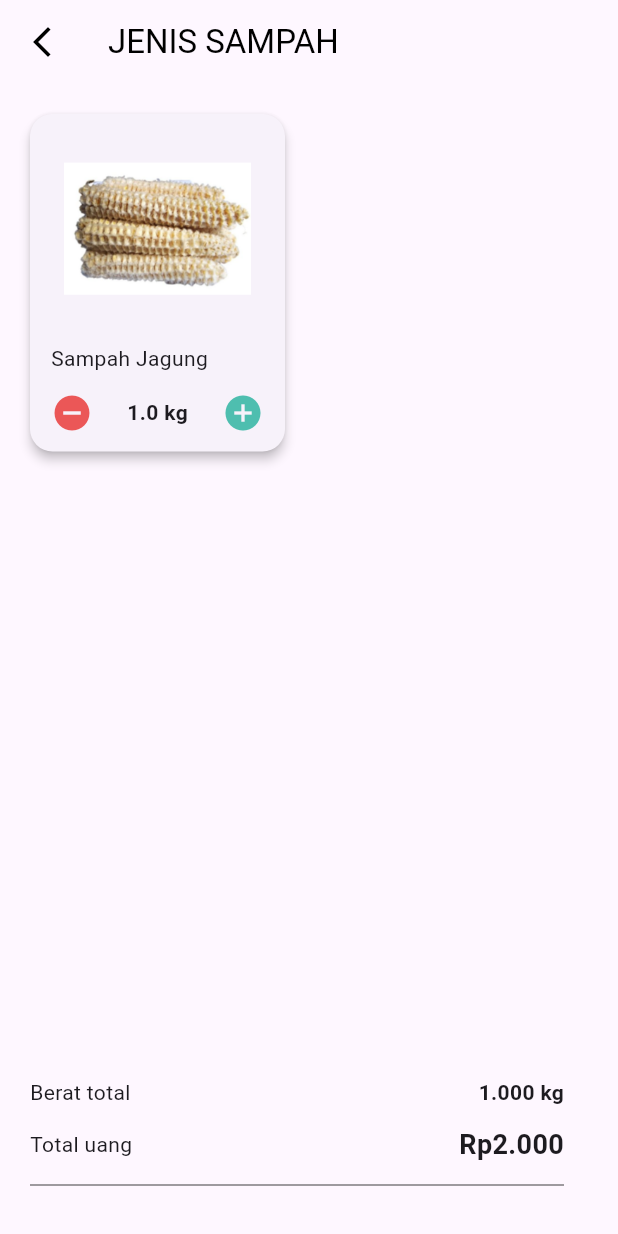
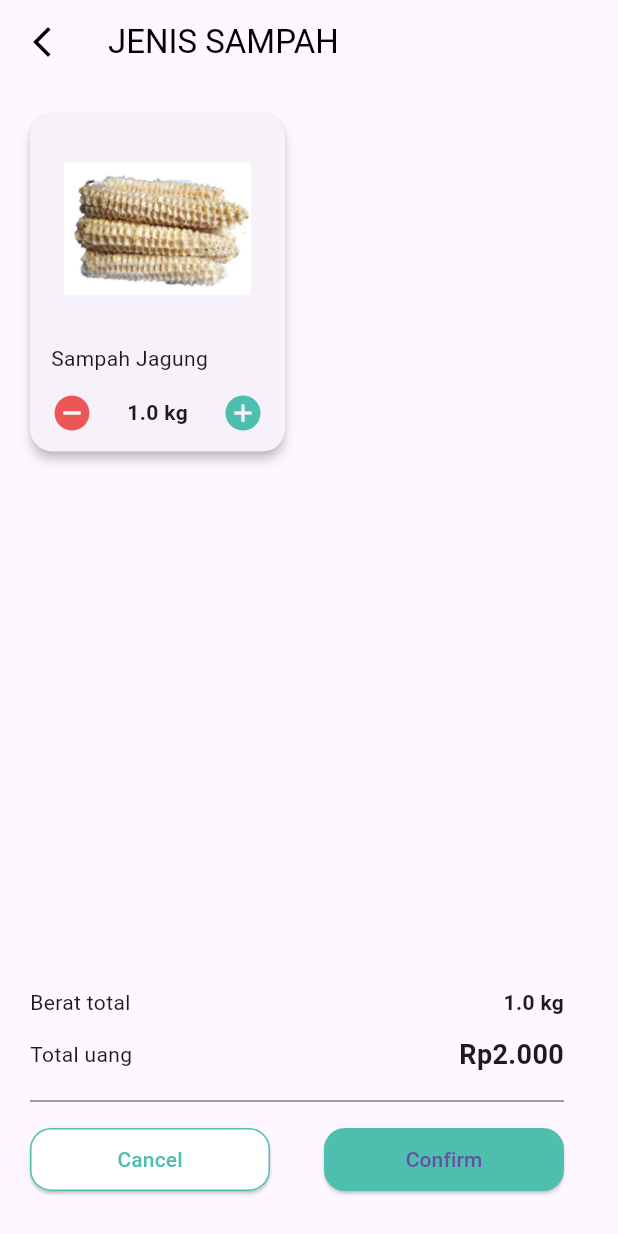
Before and after one commit to yanuarsyahp/pulus, a Flutter app: the screen it shows after launch, after a tap on the "add box" icon, on a phone screen of 412 x 824 dp. Run offline on Flutter 3.47's test engine with Material 3 defaults, Android fonts, the phone set to English and light mode, and no system bars; our stand-ins replace flutter_speed_dial, shared_preferences, sqflite; accounts and stored records are empty.

Commit message:
button added

```diff
--- a/lib/features/shop/screen/oWasteType_screen.dart
+++ b/lib/features/shop/screen/oWasteType_screen.dart
@@ -1,6 +1,7 @@
-// ignore_for_file: prefer_const_constructors, file_names, prefer_interpolation_to_compose_strings
+// ignore_for_file: prefer_const_constructors, file_names, prefer_interpolation_to_compose_strings, avoid_print, sort_child_properties_last, sized_box_for_whitespace, deprecated_member_use
 
 import 'package:flutter/material.dart';
+import 'package:pulus/data/app_color.dart';
 import 'package:pulus/features/home/screen/bottomNav.dart';
 import 'package:pulus/features/shop/widget/Waste_widget.dart';
 
@@ -69,14 +70,6 @@ class _OWasteTypeState extends State<OWasteType> {
                                   jagungItemQuantity + _organikTabs[3];
                               beratTotal = beratTotal + _organikTabs[3];
                               totalUang = totalUang + _organikTabs[2];
-                              print('quantity : ' +
-                                  jagungItemQuantity.toStringAsFixed(1) +
-                                  'x');
-                              print('berat total : ' +
-                                  beratTotal.toStringAsFixed(1) +
-                                  'kg');
-                              print('total uang : Rp' +
-                                  totalUang.toStringAsFixed(3));
                             });
                           },
                           removeOnPressed: () {
@@ -85,18 +78,10 @@ class _OWasteTypeState extends State<OWasteType> {
                                   jagungItemQuantity - _organikTabs[3];
                               jagungItemQuantity <= 0.0
                                   ? jagungIsClicked = false
-                                  : print('quantity : ' +
-                                      jagungItemQuantity.toStringAsFixed(1) +
-                                      'x');
+                                  : print("can't reduce it");
 
                               beratTotal = beratTotal - _organikTabs[3];
                               totalUang = totalUang - _organikTabs[2];
-
-                              print('berat total : ' +
-                                  beratTotal.toStringAsFixed(1) +
-                                  'kg');
-                              print('total uang : Rp' +
-                                  totalUang.toStringAsFixed(3));
                             });
                           },
                         ),
@@ -120,7 +105,7 @@ class _OWasteTypeState extends State<OWasteType> {
                           children: [
                             Text('Berat total'),
                             Text(
-                              '${beratTotal.toStringAsFixed(3)} kg',
+                              '${beratTotal.toStringAsFixed(1)} kg',
                               style: TextStyle(fontWeight: FontWeight.bold),
                             )
                           ],
@@ -140,15 +125,61 @@ class _OWasteTypeState extends State<OWasteType> {
                           ],
                         ),
                         SizedBox(
-                          height: 6,
+                          height: 10,
                         ),
                         Divider(
                           color: Colors.black.withOpacity(0.5),
                         ),
                         SizedBox(
-                          height: 6,
+                          height: 10,
                         ),
-                        Row(),
+                        Row(
+                          mainAxisAlignment: MainAxisAlignment.spaceBetween,
+                          children: [
+                            Container(
+                              height: 42,
+                              width: 160,
+                              child: ElevatedButton(
+                                onPressed: () {
+                                  setState(() {
+                                    jagungItemQuantity = 0.0;
+                                    beratTotal = 0.0;
+                                    totalUang = 0.0;
+                                    jagungIsClicked = false;
+                                  });
+                                },
+                                child: Text(
+                                  'Cancel',
+                                  style:
+                                      TextStyle(color: AppColor.primaryColor),
+                                ),
+                                style: ElevatedButton.styleFrom(
+                                    primary: Colors.white,
+                                    shape: RoundedRectangleBorder(
+                                        borderRadius:
+                                            BorderRadius.circular(14)),
+                                    side: BorderSide(
+                                        color: AppColor.primaryColor)),
+                              ),
+                            ),
+                            Container(
+                              height: 42,
+                              width: 160,
+                              child: ElevatedButton(
+                                onPressed: () {},
+                                child: Text('Confirm'),
+                                style: ElevatedButton.styleFrom(
+                                  primary: AppColor.primaryColor,
+                                  shape: RoundedRectangleBorder(
+                                      borderRadius: BorderRadius.circular(14)),
+                                ),
+                              ),
+                            ),
+                          ],
+                        ),
+                        SizedBox(
+                          height: 10,
+                        ),
                       ],
                     ),
                   )
--- a/lib/features/shop/widget/Waste_widget.dart
+++ b/lib/features/shop/widget/Waste_widget.dart
@@ -113,7 +113,7 @@ class _WasteWidgetState extends State<WasteWidget> {
                                       Text(
                                         '  Rp${widget.price.toStringAsFixed(3)}/kg',
                                         style: TextStyle(
-                                            fontSize: 12,
+                                            fontSize: 13,
                                             fontWeight: FontWeight.bold),
                                       ),
                                     ],
```
